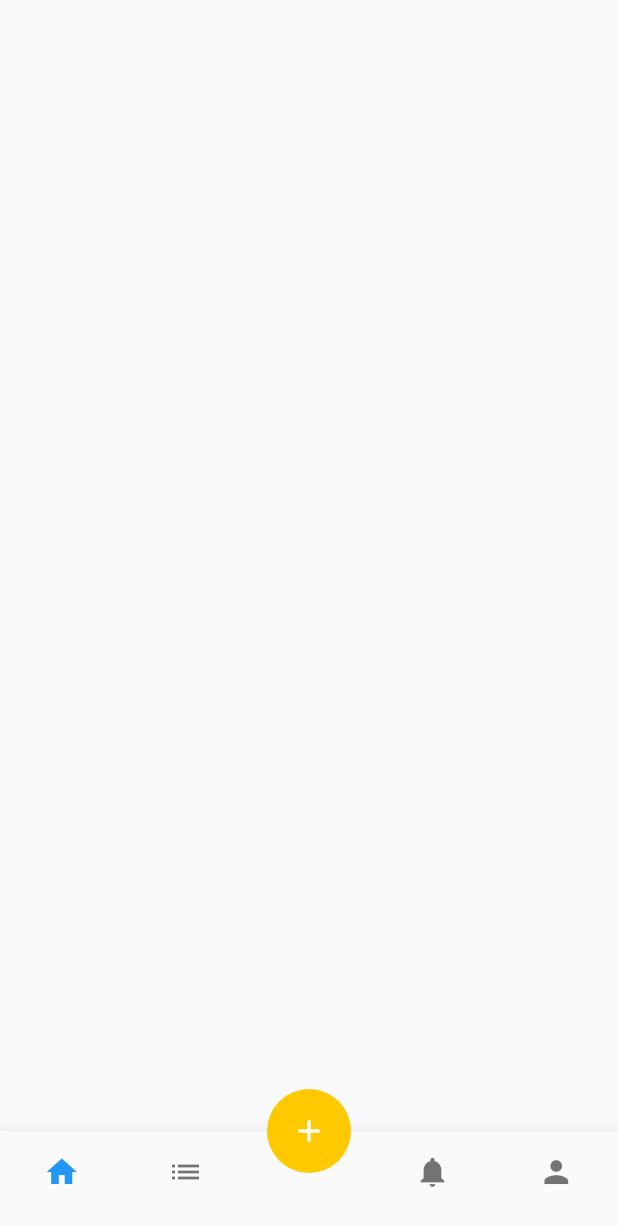
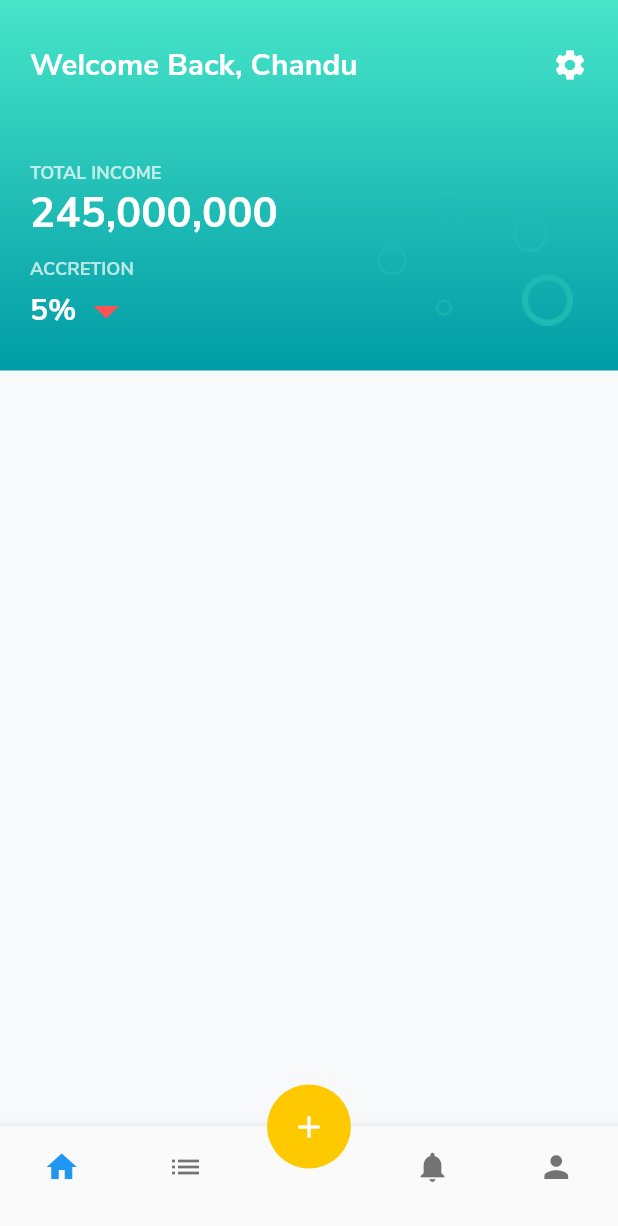
Before and after one commit to ctrleffive/tranz-flutter-challenge, a Flutter app: the screen it shows after launch, after a tap on "START", on a phone screen of 412 x 824 dp. Shown: the top 1226 px of the screen. Run offline on Flutter 3.47's test engine with Material 2 defaults, Android fonts, the phone set to English and light mode, and no system bars.

Commit message:
dashboard header view finished

```diff
--- a/lib/main.dart
+++ b/lib/main.dart
@@ -8,10 +8,12 @@ class App extends StatelessWidget {
   Widget build(BuildContext context) {
     return MaterialApp(
       title: 'Transaction App',
+      debugShowCheckedModeBanner: false,
       theme: ThemeData(
         primaryColor: Color.fromRGBO(24, 180, 178, 1),
         accentColor: Color.fromRGBO(255, 201, 0, 1),
-        scaffoldBackgroundColor: Color.fromRGBO(248, 249, 250, 1)
+        scaffoldBackgroundColor: Color.fromRGBO(248, 249, 250, 1),
+        fontFamily: 'NunitoSans'
       ),
       home: LandingPage(),
     );
--- a/lib/ui/home_view.dart
+++ b/lib/ui/home_view.dart
@@ -1,8 +1,87 @@
 import 'package:flutter/material.dart';
+import 'package:transaction/ui/partials/styles.dart';
 
 class HomeView extends StatelessWidget {
   @override
   Widget build(BuildContext context) {
-    return Scaffold();
+    return Scaffold(
+      body: SingleChildScrollView(
+        child: Column(
+          children: <Widget>[
+            Container(
+              width: MediaQuery.of(context).size.width,
+              decoration: BoxDecoration(
+                gradient: appGradient
+              ),
+              child: SafeArea(
+                child: Stack(
+                  children: <Widget>[
+                    Column(
+                      crossAxisAlignment: CrossAxisAlignment.start,
+                      children: <Widget>[
+                        Padding(
+                          padding: const EdgeInsets.fromLTRB(20, 30, 20, 30),
+                          child: Row(
+                            mainAxisAlignment: MainAxisAlignment.spaceBetween,
+                            children: <Widget>[
+                              Text('Welcome Back, Chandu', style: TextStyle(
+                                fontWeight: FontWeight.bold,
+                                color: Colors.white,
+                                fontSize: 20,
+                              )),
+                              GestureDetector(
+                                onTap: () {},
+                                child: Icon(Icons.settings, color: Colors.white)
+                              ),
+                            ],
+                          ),
+                        ),
+                        Padding(
+                          padding: const EdgeInsets.all(20),
+                          child: Column(
+                            crossAxisAlignment: CrossAxisAlignment.start,
+                            children: <Widget>[
+                              Text('TOTAL INCOME', style: TextStyle(
+                                fontWeight: FontWeight.bold,
+                                color: Colors.white70,
+                                fontSize: 12,
+                              )),
+                              Text('245,000,000', style: TextStyle(
+                                fontWeight: FontWeight.bold,
+                                color: Colors.white,
+                                fontSize: 28,
+                              )),
+                              SizedBox(height: 10),
+                              Text('ACCRETION', style: TextStyle(
+                                fontWeight: FontWeight.bold,
+                                color: Colors.white70,
+                                fontSize: 12,
+                              )),
+                              Row(
+                                children: <Widget>[
+                                  Text('5%', style: TextStyle(
+                                    fontWeight: FontWeight.bold,
+                                    color: Colors.white,
+                                    fontSize: 20,
+                                  )),
+                                  Icon(Icons.arrow_drop_down, color: Colors.redAccent, size: 40),
+                                ],
+                              ),
+                            ],
+                          ),
+                        )
+                      ],
+                    ),
+                    // TODO: Need graph also in dashboard
+                    gradientDecoration,
+                  ],
+                ),
+              ),
+            ),
+            // Padding()
+          ],
+        ),
+      ),
+    );
   }
 }
--- a/lib/ui/landing_page.dart
+++ b/lib/ui/landing_page.dart
@@ -1,5 +1,6 @@
 import 'package:flutter/material.dart';
 import 'package:transaction/ui/inner_page.dart';
+import 'package:transaction/ui/partials/styles.dart';
 
 class LandingPage extends StatelessWidget {
   @override
@@ -11,21 +12,14 @@ class LandingPage extends StatelessWidget {
             width: MediaQuery.of(context).size.width,
             height: MediaQuery.of(context).size.height,
             decoration: BoxDecoration(
-              gradient: LinearGradient(
-                colors: [
-                  Color.fromRGBO(72, 229, 201, 1),
-                  Color.fromRGBO(0, 156, 166, 1),
-                ],
-                begin: Alignment.topCenter,
-                end: Alignment.bottomCenter,
-              ),
+              gradient: appGradient,
             ),
             child: Center(
               child: Column(
                 mainAxisAlignment: MainAxisAlignment.center,
                 children: <Widget>[
                   Image(
-                    image: AssetImage('assets/landing_page_logo.png'),
+                    image: AssetImage('assets/images/landing_page_logo.png'),
                     width: 202,
                     height: 160,
                   ),
@@ -46,15 +40,7 @@ class LandingPage extends StatelessWidget {
               ),
             ),
           ),
-          Positioned(
-            right: 30,
-            bottom: 30,
-            child: Image(
-              image: AssetImage('assets/landing_page_decoration.png'),
-              width: 130,
-              height: 86,
-            ),
-          ),
+          gradientDecoration,
         ],
       ),
     );
--- /dev/null
+++ b/lib/ui/partials/styles.dart
@@ -0,0 +1,20 @@
+import 'package:flutter/material.dart';
+
+const Gradient appGradient = LinearGradient(
+  colors: [
+    Color.fromRGBO(72, 229, 201, 1),
+    Color.fromRGBO(0, 156, 166, 1),
+  ],
+  begin: Alignment.topCenter,
+  end: Alignment.bottomCenter,
+);
+
+Widget gradientDecoration = Positioned(
+  right: 30,
+  bottom: 30,
+  child: Image(
+    image: AssetImage('assets/images/landing_page_decoration.png'),
+    width: 130,
+    height: 86,
+  ),
+);
```
